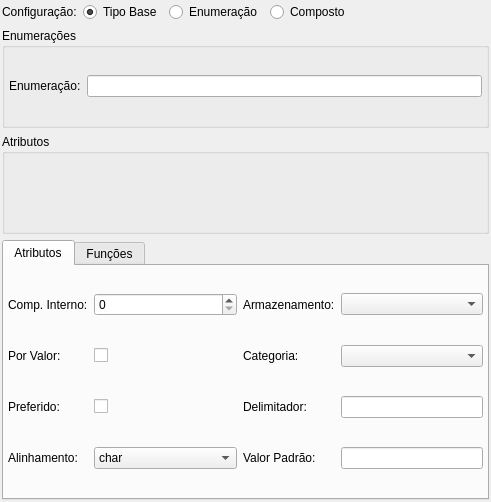
Above: libpgmodeler_ui/ui/tipowidget.ui from pgmodeler/pgmodeler before the change. Below: the same form after it.
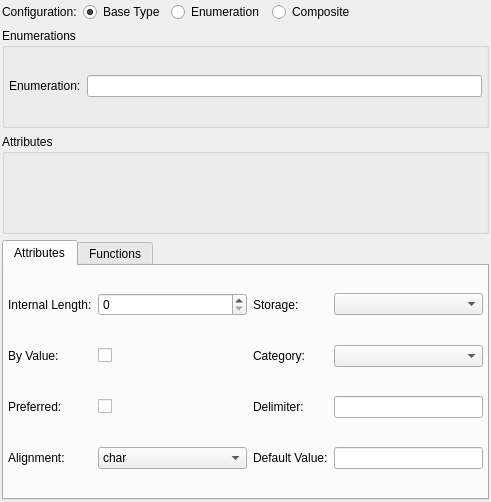
That is the form after the change.

Patch:
```diff
--- a/libpgmodeler_ui/ui/tipowidget.ui
+++ b/libpgmodeler_ui/ui/tipowidget.ui
@@ -35,7 +35,7 @@
       </sizepolicy>
      </property>
      <property name="text">
-      <string>Configuração:</string>
+      <string>Configuration:</string>
      </property>
     </widget>
    </item>
@@ -48,7 +48,7 @@
       </size>
      </property>
      <property name="text">
-      <string>Tipo Base</string>
+      <string>Base Type</string>
      </property>
      <property name="checked">
       <bool>true</bool>
@@ -64,7 +64,7 @@
       </size>
      </property>
      <property name="text">
-      <string>Enumeração</string>
+      <string>Enumeration</string>
      </property>
     </widget>
    </item>
@@ -77,7 +77,7 @@
       </size>
      </property>
      <property name="text">
-      <string>Composto</string>
+      <string>Composite</string>
      </property>
     </widget>
    </item>
@@ -103,7 +103,7 @@
       </size>
      </property>
      <property name="title">
-      <string>Enumerações</string>
+      <string>Enumerations</string>
      </property>
      <layout class="QGridLayout" name="gridLayout">
       <property name="margin">
@@ -115,7 +115,7 @@
       <item row="0" column="0">
        <widget class="QLabel" name="nome_enum_lbl">
         <property name="text">
-         <string>Enumeração:</string>
+         <string>Enumeration:</string>
         </property>
        </widget>
       </item>
@@ -140,7 +140,7 @@
       </size>
      </property>
      <property name="title">
-      <string>Atributos</string>
+      <string>Attributes</string>
      </property>
     </widget>
    </item>
@@ -151,7 +151,7 @@
      </property>
      <widget class="QWidget" name="tab">
       <attribute name="title">
-       <string>Atributos</string>
+       <string>Attributes</string>
       </attribute>
       <layout class="QGridLayout" name="gridLayout_2">
        <property name="margin">
@@ -163,7 +163,7 @@
        <item row="0" column="0">
         <widget class="QLabel" name="comp_int_lbl">
          <property name="text">
-          <string>Comp. Interno:</string>
+          <string>Internal Length:</string>
          </property>
         </widget>
        </item>
@@ -186,7 +186,7 @@
        <item row="0" column="2">
         <widget class="QLabel" name="armazenamento_lbl">
          <property name="text">
-          <string>Armazenamento:</string>
+          <string>Storage:</string>
          </property>
         </widget>
        </item>
@@ -196,7 +196,7 @@
        <item row="1" column="0">
         <widget class="QLabel" name="por_valor_lbl">
          <property name="text">
-          <string>Por Valor: </string>
+          <string>By Value:</string>
          </property>
         </widget>
        </item>
@@ -216,7 +216,7 @@
        <item row="1" column="2">
         <widget class="QLabel" name="categoria_lbl">
          <property name="text">
-          <string>Categoria:</string>
+          <string>Category:</string>
          </property>
         </widget>
        </item>
@@ -226,7 +226,7 @@
        <item row="2" column="0">
         <widget class="QLabel" name="preferido_lbl">
          <property name="text">
-          <string>Preferido:</string>
+          <string>Preferred:</string>
          </property>
         </widget>
        </item>
@@ -246,7 +246,7 @@
        <item row="2" column="2">
         <widget class="QLabel" name="delimitador_lbl">
          <property name="text">
-          <string>Delimitador:</string>
+          <string>Delimiter:</string>
          </property>
         </widget>
        </item>
@@ -260,7 +260,7 @@
        <item row="3" column="0">
         <widget class="QLabel" name="alinhamento_lbl">
          <property name="text">
-          <string>Alinhamento:</string>
+          <string>Alignment:</string>
          </property>
         </widget>
        </item>
@@ -303,7 +303,7 @@
        <item row="3" column="2">
         <widget class="QLabel" name="valor_padrao_lbl">
          <property name="text">
-          <string>Valor Padrão:</string>
+          <string>Default Value:</string>
          </property>
         </widget>
        </item>
@@ -314,7 +314,7 @@
      </widget>
      <widget class="QWidget" name="tab_2">
       <attribute name="title">
-       <string>Funções</string>
+       <string>Functions</string>
       </attribute>
       <layout class="QGridLayout" name="gridLayout_3">
        <property name="margin">
```
Left out of the diff: 14 changed lines with no effect on the pictures.
